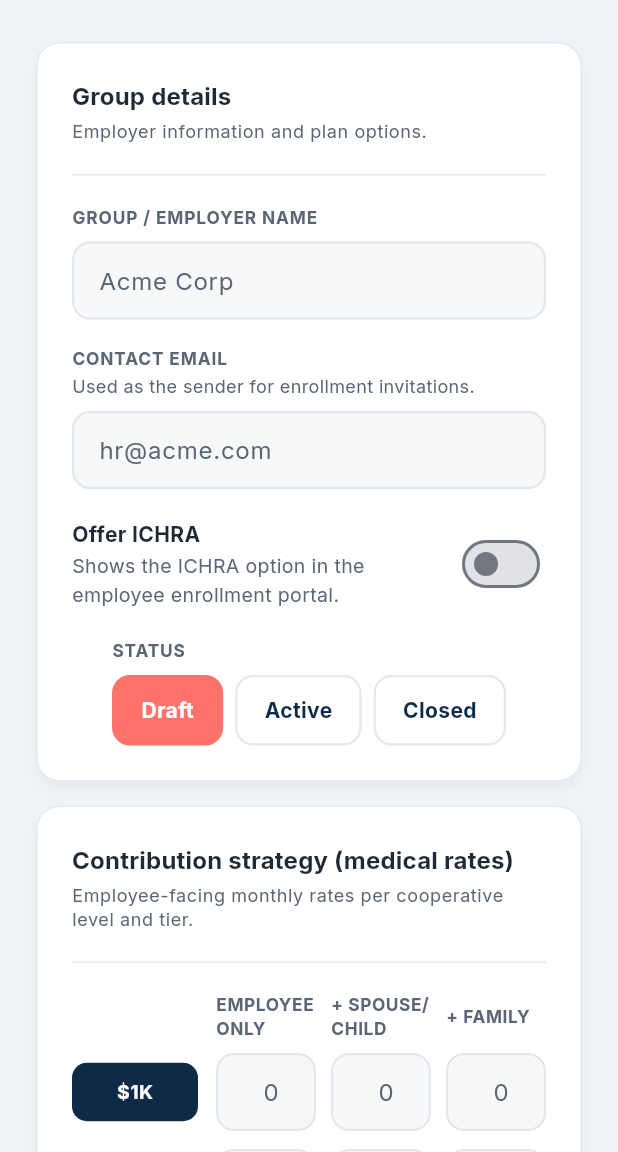
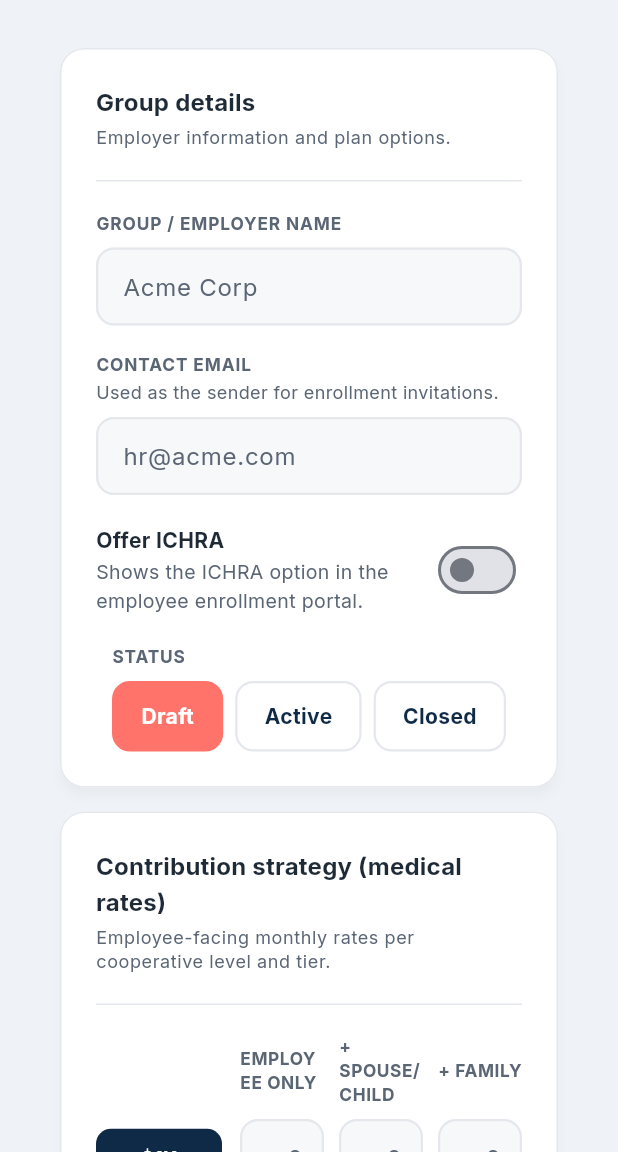
Before and after one commit to mdallasmiller/healthpass-small-group-enrolllment, a Flutter app: the GroupFormScreen screen opened directly, on a phone screen of 412 x 824 dp, the part 84-1236 px from its top. Run offline on Flutter 3.47's test engine with Material 3 defaults, Android fonts, the phone set to English and light mode, and no system bars; our stand-ins replace cloud_firestore, csv, file_picker, firebase_auth, firebase_core, google_fonts; accounts and stored records are empty; statements that could not run were skipped.

Commit message:
Design: persistent main sidebar + nested content nav; group detail in content area; full-width PageBody
Co-Authored-By: Claude Opus 4.8 <noreply@anthropic.com>

```diff
--- a/app/lib/screens/group_plan_form.dart
+++ b/app/lib/screens/group_plan_form.dart
@@ -141,8 +141,8 @@ class _GroupPlanFormState extends State<GroupPlanForm> {
   Widget build(BuildContext context) {
     return Form(
       key: _formKey,
-      child: CenteredColumn(
-        maxWidth: 760,
+      child: PageBody(
+        maxWidth: 1100,
         children: [
           _detailsCard(),
           const SizedBox(height: 16),
--- a/app/lib/screens/roster_view.dart
+++ b/app/lib/screens/roster_view.dart
@@ -19,8 +19,7 @@ class RosterView extends StatelessWidget {
       stream: EmployeeService().watch(groupId),
       builder: (context, snap) {
         final employees = snap.data ?? [];
-        return CenteredColumn(
-          maxWidth: 760,
+        return PageBody(
           children: [
             Row(
               children: [
--- a/app/lib/widgets/ui.dart
+++ b/app/lib/widgets/ui.dart
@@ -180,6 +180,50 @@ class CenteredColumn extends StatelessWidget {
   }
 }
 
+/// Scrollable page body that fills the content area width (with padding),
+/// used inside the admin content area so pages are not a narrow centered strip.
+class PageBody extends StatelessWidget {
+  final List<Widget> children;
+  final double maxWidth;
+  final EdgeInsets padding;
+  final CrossAxisAlignment crossAxisAlignment;
+
+  const PageBody({
+    super.key,
+    this.maxWidth = 1400,
+    this.padding = const EdgeInsets.fromLTRB(40, 32, 40, 48),
+    this.crossAxisAlignment = CrossAxisAlignment.stretch,
+    required this.children,
+  });
+
+  @override
+  Widget build(BuildContext context) {
+    return LayoutBuilder(
+      builder: (context, c) => Scrollbar(
+        child: SingleChildScrollView(
+          child: ConstrainedBox(
+            constraints: BoxConstraints(minHeight: c.maxHeight),
+            child: Align(
+              alignment: Alignment.topCenter,
+              child: ConstrainedBox(
+                constraints: BoxConstraints(maxWidth: maxWidth),
+                child: Padding(
+                  padding: padding,
+                  child: Column(
+                    mainAxisSize: MainAxisSize.min,
+                    crossAxisAlignment: crossAxisAlignment,
+                    children: children,
+                  ),
+                ),
+              ),
+            ),
+          ),
+        ),
+      ),
+    );
+  }
+}
+
 /// Full-screen centered loading state.
 class LoadingScreen extends StatelessWidget {
   const LoadingScreen({super.key});
```
Also changed, not shown: app/lib/screens/admin_shell.dart (+44 -18 lines), app/lib/screens/group_detail_screen.dart (+91 -103 lines).
